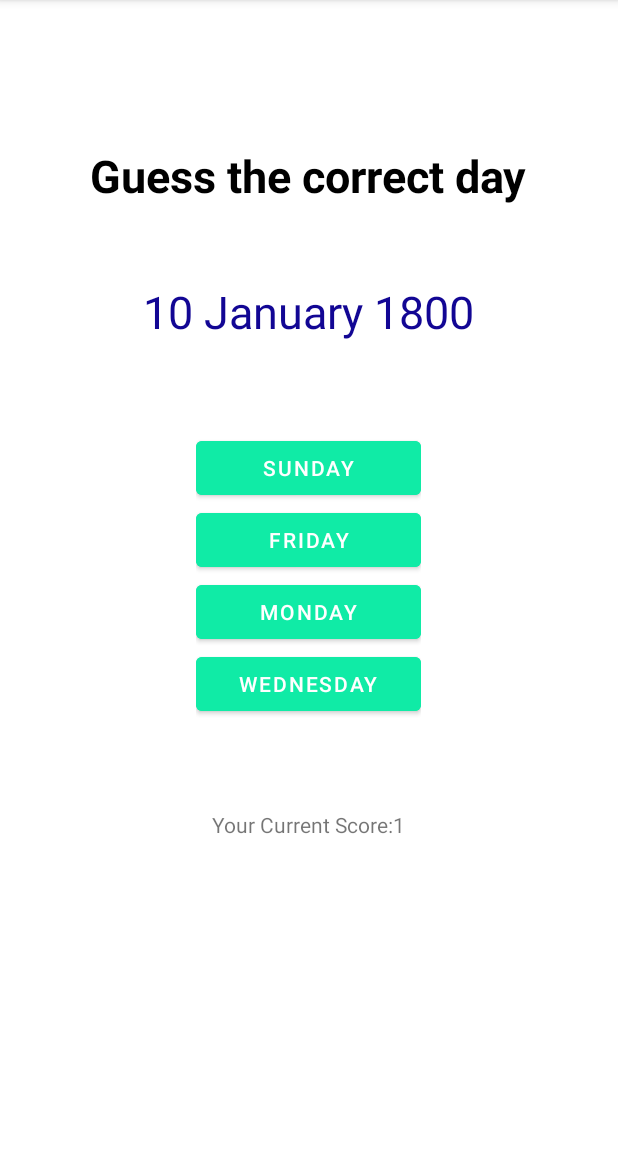
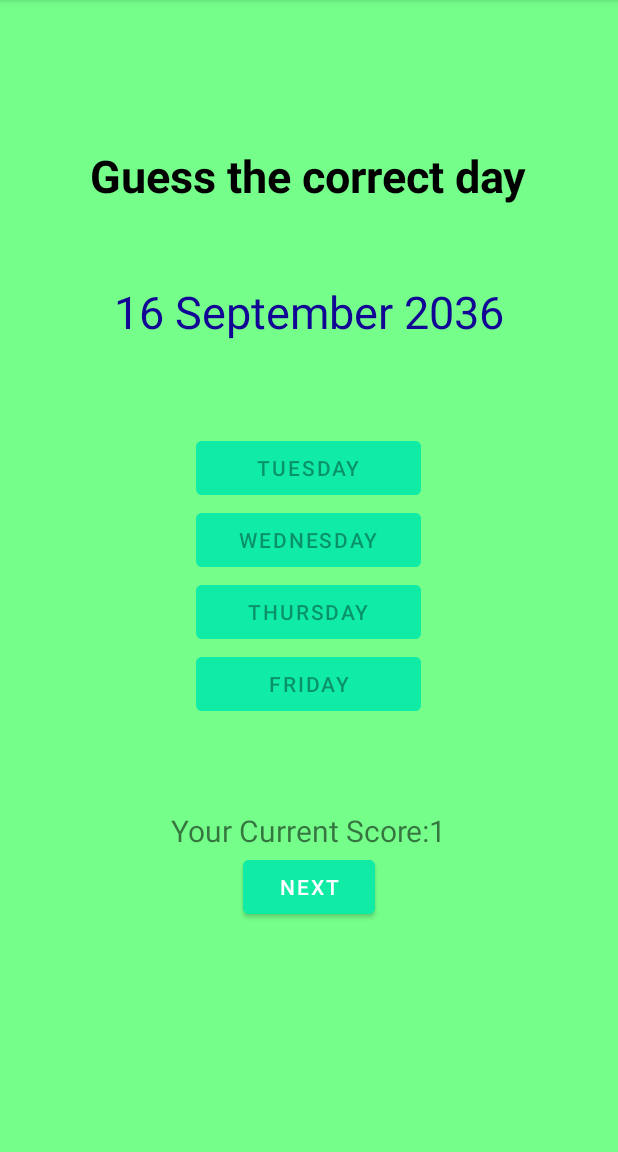
Before and after one commit to DKLokeswaran/Day-Guessing-Game, an Android app: the screen it shows after launch (MainActivity), after a tap on "TUESDAY", on a phone screen of 412 x 824 dp, the part 84-1236 px from its top. Run offline under Robolectric (Android 15) with nearby library versions, the phone set to English and light mode, and no system bars.

Commit message:
Background colour

```diff
--- a/app/src/main/java/com/example/deltatask_1/MainActivity.java
+++ b/app/src/main/java/com/example/deltatask_1/MainActivity.java
@@ -4,9 +4,12 @@ import androidx.annotation.NonNull;
 import androidx.appcompat.app.AppCompatActivity;
 
 import android.content.Intent;
+import android.graphics.Color;
 import android.os.Bundle;
 import android.view.View;
+import android.widget.Button;
 import android.widget.RadioGroup;
+import android.widget.RelativeLayout;
 import android.widget.TextView;
 import android.widget.Toast;
 
@@ -33,6 +36,11 @@ public class MainActivity extends AppCompatActivity {
             "October",
             "November",
             "December"};
+    TextView ques;
+    boolean bool,isAns=false;
+    RelativeLayout relLay;
+    Button optBut[];
+    TextView scr;
 
 
     ArrayList<Integer> array=new ArrayList<>();
@@ -141,21 +149,22 @@ public class MainActivity extends AppCompatActivity {
     }
 
 
-    public void setScreenOri(TextView ques,TextView[] opt){
+    public void setScreenOri(){
         ques.setText(date+" "+fakeMonth+" "+fakeYear);
         for(int i=0;i<4;i++){
-            opt[i].setText(options[i]);
+            optBut[i].setText(options[i]);
         }
         TextView scr=findViewById(R.id.score);
         scr.setText("Your Current Score:"+score);
     }
 
-    public void setScreen(TextView ques,TextView[] opt){
+    public void setScreen(){
+        relLay.setBackgroundColor(Color.parseColor("#ffffff"));
         setQuestion();
         setOptions();
         ques.setText(date+" "+fakeMonth+" "+fakeYear);
         for(int i=0;i<4;i++){
-            opt[i].setText(options[i]);
+            optBut[i].setText(options[i]);
         }
     }
 
@@ -164,67 +173,25 @@ public class MainActivity extends AppCompatActivity {
         score=0;
         super.onCreate(savedInstanceState);
         setContentView(R.layout.activity_main);
-        TextView ques=findViewById(R.id.question);
-        TextView[] opt={findViewById(R.id.option1),findViewById(R.id.option2),findViewById(R.id.option3),findViewById(R.id.option4)};
-        setScreen(ques,opt);
+        ques=findViewById(R.id.question);
+        optBut= new Button[]{findViewById(R.id.option1), findViewById(R.id.option2), findViewById(R.id.option3), findViewById(R.id.option4)};
+        relLay=findViewById(R.id.lay);
+        scr=findViewById(R.id.score);
+        setScreen();
     }
 
 
     public void clicked1(View view){
-        TextView scr=findViewById(R.id.score);
-        if(rnd0==0){
-            score++;
-            scr.setText("Your Current Score:"+score);
-            TextView ques=findViewById(R.id.question);
-            TextView[] opt={findViewById(R.id.option1),findViewById(R.id.option2),findViewById(R.id.option3),findViewById(R.id.option4)};
-            setScreen(ques,opt);
-        }
-        else {
-            Intent intent=new Intent(MainActivity.this,MainActivity2.class);
-            startActivity(intent);
-        }
+       click(0);
     }
     public void clicked2(View view){
-        TextView scr=findViewById(R.id.score);
-        if(rnd0==1){
-            score++;
-            scr.setText("Your Current Score:"+score);
-            TextView ques=findViewById(R.id.question);
-            TextView[] opt={findViewById(R.id.option1),findViewById(R.id.option2),findViewById(R.id.option3),findViewById(R.id.option4)};
-            setScreen(ques,opt);
-        }
-        else {
-            Intent intent=new Intent(MainActivity.this,MainActivity2.class);
-            startActivity(intent);
-        }
+        click(1);
     }
     public void clicked3(View view){
-        TextView scr=findViewById(R.id.score);
-        if(rnd0==2){
-            score++;
-            scr.setText("Your Current Score:"+score);
-            TextView ques=findViewById(R.id.question);
-            TextView[] opt={findViewById(R.id.option1),findViewById(R.id.option2),findViewById(R.id.option3),findViewById(R.id.option4)};
-            setScreen(ques,opt);
-        }
-        else {
-            Intent intent=new Intent(MainActivity.this,MainActivity2.class);
-            startActivity(intent);
-        }
+       click(2);
     }
     public void clicked4(View view){
-        TextView scr=findViewById(R.id.score);
-        if(rnd0==3){
-            score++;
-            scr.setText("Your Current Score:"+score);
-            TextView ques=findViewById(R.id.question);
-            TextView[] opt={findViewById(R.id.option1),findViewById(R.id.option2),findViewById(R.id.option3),findViewById(R.id.option4)};
-            setScreen(ques,opt);
-        }
-        else {
-            Intent intent=new Intent(MainActivity.this,MainActivity2.class);
-            startActivity(intent);
-        }
+       click(3);
     }
 
     public int getScore() {
@@ -240,6 +207,8 @@ public class MainActivity extends AppCompatActivity {
         outState.putStringArray("Options",options);
         outState.putInt("CorrectOption",rnd0);
         outState.putInt("Score",score);
+        outState.putBoolean("Answer",isAns);
+        outState.putBoolean("Correct",bool);
     }
 
     @Override
@@ -251,8 +220,61 @@ public class MainActivity extends AppCompatActivity {
         options=savedInstanceState.getStringArray("Options");
         rnd0=savedInstanceState.getInt("CorrectOption");
         score=savedInstanceState.getInt("Score");
-        TextView ques=findViewById(R.id.question);
-        TextView[] opt={findViewById(R.id.option1),findViewById(R.id.option2),findViewById(R.id.option3),findViewById(R.id.option4)};
-        setScreenOri(ques,opt);
+        isAns=savedInstanceState.getBoolean("Answer");
+        bool=savedInstanceState.getBoolean("Correct");
+       if(isAns){
+           butEnabler(false);
+           if(bool){
+               relLay.setBackgroundColor(Color.parseColor("#75ff8a"));
+           }
+           else {
+               relLay.setBackgroundColor(Color.parseColor("#ff6161"));
+           }
+       }
+//        TextView ques=findViewById(R.id.question);
+//        TextView[] opt={findViewById(R.id.option1),findViewById(R.id.option2),findViewById(R.id.option3),findViewById(R.id.option4)};
+        setScreenOri();
+    }
+    public void nextLayout(View view){
+        if(isAns){
+            if(bool){
+                butEnabler(true);
+                //            TextView ques=findViewById(R.id.question);
+//            TextView[] opt={findViewById(R.id.option1),findViewById(R.id.option2),findViewById(R.id.option3),findViewById(R.id.option4)};
+                setScreen();
+                bool=false;
+                isAns=false;
+            }
+            else {
+                Intent intent=new Intent(MainActivity.this,MainActivity2.class);
+                startActivity(intent);
+                isAns=false;
+            }
+        }
+        else {
+            Toast.makeText(this, "Answer the question first!", Toast.LENGTH_SHORT).show();
+        }
+
+    }
+    public void butEnabler(boolean b){
+            for(int i=0;i<4;i++) {
+                optBut[i].setEnabled(b);
+            }
+    }
+    public void click(int a){
+        isAns=true;
+        butEnabler(false);
+        if(rnd0==a){
+            score++;
+            scr.setText("Your Current Score:"+score);
+            relLay.setBackgroundColor(Color.parseColor("#75ff8a"));
+            bool=true;
+            Toast.makeText(this, "Correct Answer", Toast.LENGTH_SHORT).show();
+        }
+        else {
+            relLay.setBackgroundColor(Color.parseColor("#ff6161"));
+            bool=false;
+            Toast.makeText(this, "Wrong Answer", Toast.LENGTH_SHORT).show();
+        }
     }
 }
--- a/app/src/main/res/layout-land/activity_main.xml
+++ b/app/src/main/res/layout-land/activity_main.xml
@@ -4,6 +4,7 @@
     xmlns:tools="http://schemas.android.com/tools"
     android:layout_width="match_parent"
     android:layout_height="match_parent"
+    android:id="@+id/lay"
     tools:context=".MainActivity">
 
 
@@ -84,7 +85,7 @@
         android:text="Your Score: 0"
         android:layout_centerHorizontal="true"
         android:layout_below="@id/optionsList"
-        android:layout_marginTop="60dp"/>
+        android:layout_marginTop="30dp"/>
 
     <TextView
         android:id="@+id/textView"
@@ -98,4 +99,14 @@
         android:textStyle="bold"
         android:textColor="#000000"/>
 
+    <Button
+        android:id="@+id/button2"
+        android:layout_width="wrap_content"
+        android:layout_height="wrap_content"
+        android:text="Next"
+        android:onClick="nextLayout"
+        android:backgroundTint="#10eba6"
+        android:layout_below="@id/score"
+        android:layout_centerHorizontal="true"/>
+
 </RelativeLayout>
--- a/app/src/main/res/layout/activity_main.xml
+++ b/app/src/main/res/layout/activity_main.xml
@@ -4,6 +4,7 @@
     xmlns:tools="http://schemas.android.com/tools"
     android:layout_width="match_parent"
     android:layout_height="match_parent"
+    android:id="@+id/lay"
     tools:context=".MainActivity">
 
 
@@ -68,6 +69,7 @@
         android:layout_width="wrap_content"
         android:layout_height="wrap_content"
         android:text="Your Score: 0"
+        android:textSize="20sp"
         android:layout_centerHorizontal="true"
         android:layout_below="@id/optionsList"
         android:layout_marginTop="60dp"/>
@@ -84,4 +86,14 @@
         android:textStyle="bold"
         android:textColor="#000000"/>
 
+    <Button
+        android:id="@+id/button"
+        android:layout_width="wrap_content"
+        android:layout_height="wrap_content"
+        android:text="Next"
+        android:onClick="nextLayout"
+        android:backgroundTint="#10eba6"
+        android:layout_below="@id/score"
+        android:layout_centerHorizontal="true"/>
+
 </RelativeLayout>
```
Also changed, not shown: 1 other file.
